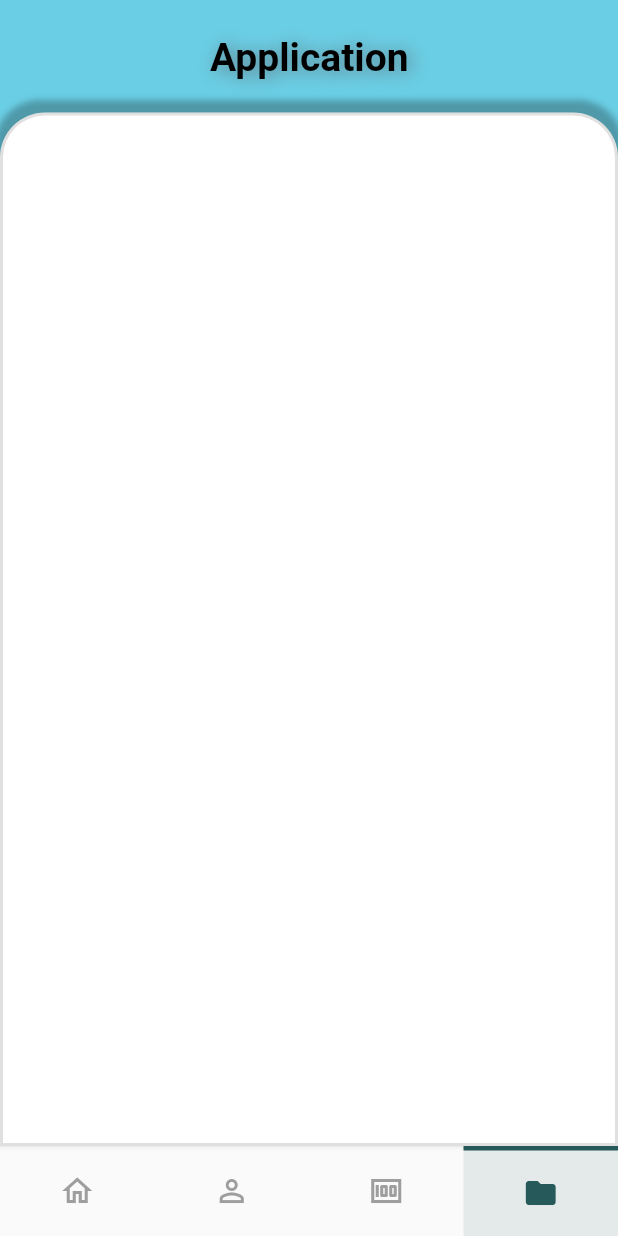
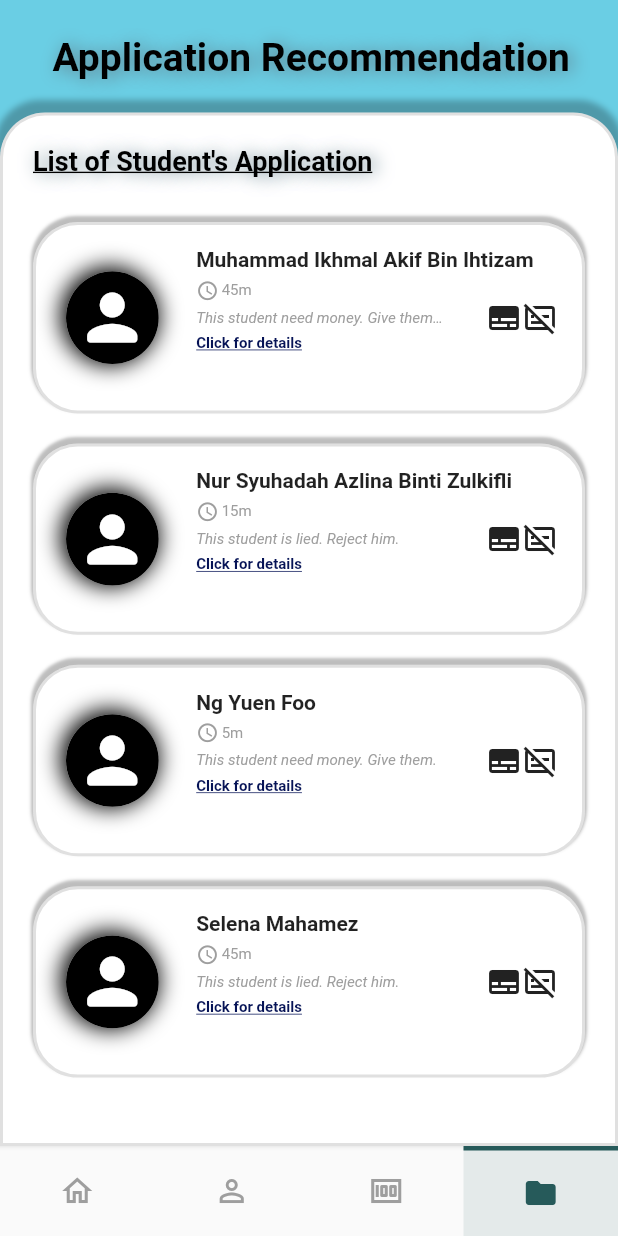
Before and after one commit to ApizMan/sdwProject, a Flutter app: the Navigation screen opened directly, item 4 of the bottom bar chosen, on a phone screen of 412 x 824 dp. Run offline on Flutter 3.47's test engine with Material 2 defaults, Android fonts, the phone set to English and light mode, and no system bars; Roboto replaces fonts that are missing (Poppins).

Commit message:
Application Recommendation

```diff
--- a/lib/constant.dart
+++ b/lib/constant.dart
@@ -12,3 +12,4 @@ const kPrimaryColor = Color.fromARGB(255, 56, 107, 169);
 const appBarBackground = Color.fromRGBO(106, 206, 228, 1);
 const boxHomepage = Color.fromRGBO(89, 142, 153, 1);
 const appBarcolor = Color.fromRGBO(38, 90, 90, 1);
+const textLink = Color.fromRGBO(6, 19, 86, 1);
--- /dev/null
+++ b/lib/public_component/custom_card.dart
@@ -0,0 +1,193 @@
+import 'package:fkaa_donation/constant.dart';
+import 'package:flutter/cupertino.dart';
+import 'package:flutter/material.dart';
+import 'package:flutter/src/widgets/container.dart';
+import 'package:flutter/src/widgets/framework.dart';
+
+class CustomCard extends StatefulWidget {
+  final String name;
+  final String time;
+  final String description;
+  final IconData iconTime;
+  final String? textLink;
+  final Function? onPressDetail;
+  final Function? onPressAccept;
+  final Function? onPressDecline;
+  const CustomCard({
+    super.key,
+    required this.name,
+    required this.iconTime,
+    required this.time,
+    required this.description,
+    required this.textLink,
+    required this.onPressDetail,
+    required this.onPressAccept,
+    required this.onPressDecline,
+  });
+
+  @override
+  State<CustomCard> createState() => _CustomCardState();
+}
+
+class _CustomCardState extends State<CustomCard> {
+  @override
+  Widget build(BuildContext context) {
+    return Padding(
+      padding: const EdgeInsets.symmetric(horizontal: 20),
+      child: Container(
+        margin: EdgeInsets.symmetric(vertical: 10),
+        decoration: BoxDecoration(
+          color: kWhite,
+          border: Border.all(
+            width: 2,
+            color: Colors.black12,
+          ),
+          boxShadow: [
+            BoxShadow(
+              offset: Offset.fromDirection(11, 3),
+              color: Colors.black26,
+              spreadRadius: 1.0,
+              blurRadius: 1.0,
+            ),
+          ],
+          borderRadius: BorderRadius.circular(30),
+        ),
+        child: Stack(
+          children: [
+            Row(
+              mainAxisAlignment: MainAxisAlignment.start,
+              crossAxisAlignment: CrossAxisAlignment.start,
+              children: [
+                SizedBox(
+                  width: 20,
+                ),
+                Container(
+                  decoration: BoxDecoration(
+                    color: Colors.white,
+                    shape: BoxShape.circle,
+                    boxShadow: [
+                      BoxShadow(
+                          offset: Offset.fromDirection(10, 2.0),
+                          blurRadius: 12,
+                          color: kBlack,
+                          spreadRadius: 2)
+                    ],
+                  ),
+                  width: MediaQuery.of(context).size.width * 0.15,
+                  height: MediaQuery.of(context).size.height * 0.15,
+                  child: CircleAvatar(
+                    radius: 30.0,
+                    backgroundColor: kBlack,
+                    child: Icon(
+                      Icons.person_rounded,
+                      color: kWhite,
+                      size: 50,
+                    ),
+                  ),
+                ),
+                SizedBox(
+                  width: 25,
+                ),
+                Padding(
+                  padding: const EdgeInsets.symmetric(vertical: 15.0),
+                  child: Column(
+                    crossAxisAlignment: CrossAxisAlignment.start,
+                    mainAxisAlignment: MainAxisAlignment.start,
+                    children: [
+                      Container(
+                        width: MediaQuery.of(context).size.width * 0.6,
+                        child: Text(
+                          widget.name,
+                          style: TextStyle(
+                            fontFamily: "Poppins",
+                            fontSize: 14,
+                            fontWeight: FontWeight.w600,
+                          ),
+                          maxLines: 2,
+                          softWrap: true,
+                        ),
+                      ),
+                      SizedBox(
+                        height: 5,
+                      ),
+                      Row(
+                        children: [
+                          Icon(
+                            widget.iconTime,
+                            size: 15,
+                            color: Colors.grey,
+                          ),
+                          SizedBox(
+                            width: 2,
+                          ),
+                          Text(
+                            widget.time,
+                            style: TextStyle(
+                              fontFamily: "Poppins",
+                              fontSize: 10,
+                              color: Colors.grey,
+                            ),
+                          ),
+                        ],
+                      ),
+                      SizedBox(
+                        height: 5,
+                      ),
+                      Container(
+                        width: MediaQuery.of(context).size.width * 0.4,
+                        child: Text(
+                          widget.description,
+                          style: TextStyle(
+                            fontFamily: "Poppins",
+                            fontSize: 10,
+                            color: Colors.grey,
+                            fontStyle: FontStyle.italic,
+                          ),
+                          overflow: TextOverflow.ellipsis,
+                          maxLines: 1,
+                          softWrap: true,
+                        ),
+                      ),
+                      SizedBox(
+                        height: 5,
+                      ),
+                      GestureDetector(
+                        onTap: () => widget.onPressDetail,
+                        child: Text(
+                          widget.textLink!,
+                          style: TextStyle(
+                            fontFamily: "Poppins",
+                            fontSize: 10,
+                            color: textLink,
+                            fontWeight: FontWeight.bold,
+                            decoration: TextDecoration.underline,
+                          ),
+                        ),
+                      ),
+                    ],
+                  ),
+                ),
+              ],
+            ),
+            Positioned(
+              top: 50,
+              left: 300,
+              child: Row(
+                children: [
+                  GestureDetector(
+                    onTap: () => widget.onPressAccept,
+                    child: Icon(Icons.subtitles),
+                  ),
+                  GestureDetector(
+                    onTap: () => widget.onPressDecline,
+                    child: Icon(Icons.subtitles_off_outlined),
+                  ),
+                ],
+              ),
+            ),
+          ],
+        ),
+      ),
+    );
+  }
+}
--- a/lib/screen/alumni/application/application_alumni.dart
+++ b/lib/screen/alumni/application/application_alumni.dart
@@ -16,8 +16,8 @@ class _ApplicationAlumniState extends State<ApplicationAlumni> {
   Widget build(BuildContext context) {
     return CustomLayout(
       body: ApplicationAlumniBody(),
-      title: "Application",
-      centerTitle: 130,
+      title: "Application Recommendation",
+      centerTitle: 25,
     );
   }
 }
--- a/lib/screen/alumni/application/components/application_alumni_body.dart
+++ b/lib/screen/alumni/application/components/application_alumni_body.dart
@@ -1,3 +1,6 @@
+import 'package:fkaa_donation/screen/alumni/application/components/application_list_body.dart';
+import 'package:flutter/cupertino.dart';
+import 'package:flutter/material.dart';
 import 'package:flutter/src/widgets/container.dart';
 import 'package:flutter/src/widgets/framework.dart';
 
@@ -11,6 +14,37 @@ class ApplicationAlumniBody extends StatefulWidget {
 class _ApplicationAlumniBodyState extends State<ApplicationAlumniBody> {
   @override
   Widget build(BuildContext context) {
-    return Container();
+    return Column(
+      children: [
+        SizedBox(
+          height: 20,
+        ),
+        Row(
+          mainAxisAlignment: MainAxisAlignment.start,
+          children: [
+            SizedBox(
+              width: 20,
+            ),
+            Text(
+              "List of Student's Application",
+              style: TextStyle(
+                decoration: TextDecoration.underline,
+                fontSize: 18,
+                color: Colors.black,
+                fontWeight: FontWeight.bold,
+                shadows: [
+                  Shadow(
+                    color: Colors.blueGrey.shade500,
+                    blurRadius: 15,
+                    offset: Offset.fromDirection(10, -3.0),
+                  ),
+                ],
+              ),
+            ),
+          ],
+        ),
+        const ApplicationListBody(),
+      ],
+    );
   }
 }
--- /dev/null
+++ b/lib/screen/alumni/application/components/application_list_body.dart
@@ -0,0 +1,62 @@
+import 'package:fkaa_donation/public_component/custom_card.dart';
+import 'package:flutter/cupertino.dart';
+import 'package:flutter/material.dart';
+import 'package:flutter/src/widgets/container.dart';
+import 'package:flutter/src/widgets/framework.dart';
+
+class ApplicationListBody extends StatefulWidget {
+  const ApplicationListBody({super.key});
+
+  @override
+  State<ApplicationListBody> createState() => _ApplicationListBodyState();
+}
+
+class _ApplicationListBodyState extends State<ApplicationListBody> {
+  List<String> name = [
+    "Muhammad Ikhmal Akif Bin Ihtizam",
+    "Nur Syuhadah Azlina Binti Zulkifli",
+    "Ng Yuen Foo",
+    "Selena Mahamez",
+  ];
+
+  List<String> timeHistory = [
+    "45m",
+    "15m",
+    "5m",
+    "45m",
+    "15m",
+  ];
+
+  List<String> description = [
+    "This student need money. Give them. Please give him, he so sad.",
+    "This student is lied. Reject him.",
+    "This student need money. Give them.",
+    "This student is lied. Reject him.",
+  ];
+  @override
+  Widget build(BuildContext context) {
+    return Column(
+      children: [
+        SizedBox(
+          height: 20,
+        ),
+        ListView.builder(
+          shrinkWrap: true,
+          itemCount: name.length,
+          itemBuilder: (context, index) {
+            return CustomCard(
+              name: name[index],
+              iconTime: Icons.watch_later_outlined,
+              time: timeHistory[index],
+              description: description[index],
+              textLink: "Click for details",
+              onPressDetail: null,
+              onPressAccept: null,
+              onPressDecline: null,
+            );
+          },
+        ),
+      ],
+    );
+  }
+}
--- a/lib/screen/alumni/donation/donation_alumni.dart
+++ b/lib/screen/alumni/donation/donation_alumni.dart
@@ -16,7 +16,9 @@ class _DonationAlumniState extends State<DonationAlumni> {
   @override
   Widget build(BuildContext context) {
     return const CustomLayout(
-      body: SingleChildScrollView(child: DonationAlumniBody()),
+      body: SingleChildScrollView(
+        child: DonationAlumniBody(),
+      ),
       title: "Donation",
       centerTitle: 140,
     );
--- a/lib/screen/login/login.dart
+++ b/lib/screen/login/login.dart
@@ -72,7 +72,7 @@ class _LoginState extends State<Login> {
                   ),
                   //Space
                   SizedBox(
-                    height: 20,
+                    height: 50,
                   ),
                   //ID matrik number
                   Padding(
@@ -189,7 +189,7 @@ class _LoginState extends State<Login> {
                   ),
                   //space
                   const SizedBox(
-                    height: 100,
+                    height: 70,
                   ),
                   //sign in button
                   Padding(
```
